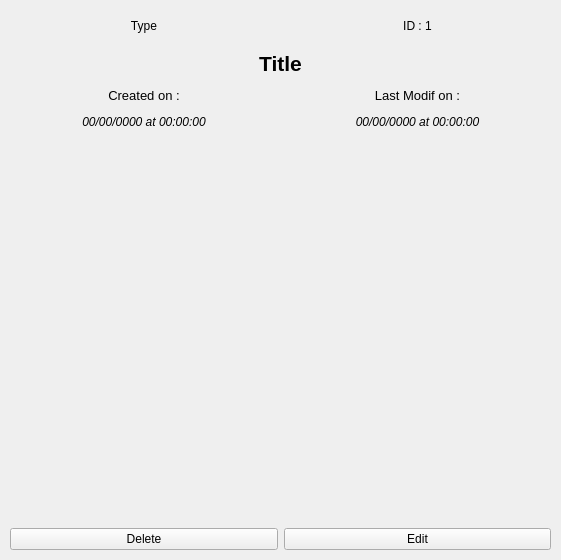
Above: 2.Application/plurinotes/views/v_centralnote.ui from maxime-lucas/utc-lo21-plurinotes before the change. Below: the same form after it.
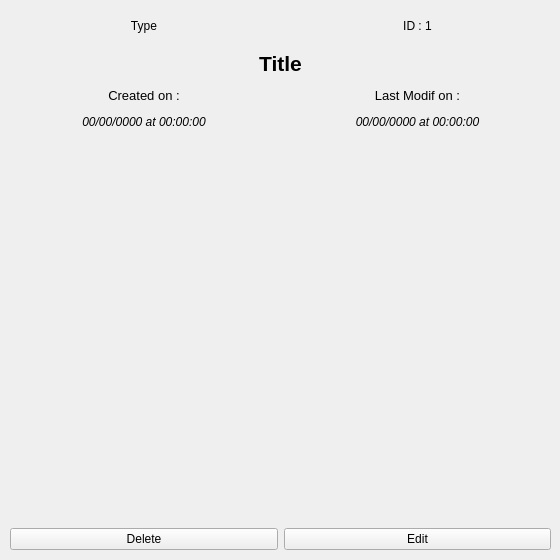
That is the form after the change.

```diff
--- a/2.Application/plurinotes/views/v_centralnote.ui
+++ b/2.Application/plurinotes/views/v_centralnote.ui
@@ -9,7 +9,7 @@
    <rect>
     <x>0</x>
     <y>0</y>
-    <width>561</width>
+    <width>560</width>
     <height>560</height>
    </rect>
   </property>
```
Left out of the diff: 12 changed lines with no effect on the pictures.
